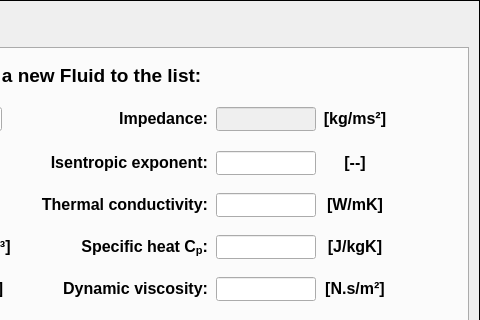
Qt form pulse/uix/user_input/ui/Model/Setup/Acoustic/fluidlnput.ui (open-pulse/OpenPulse) before a commit; both pictures show x 320 to 800 and y 0 to 320 of the 800 by 777 pixel window.
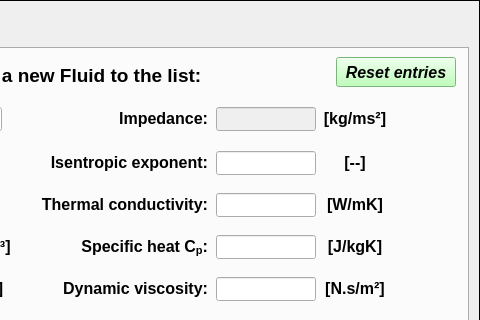
The same form after that commit. Icons and pictures are not drawn.

Commit message: set material/fluid - improvements

```diff
--- a/pulse/uix/user_input/ui/Model/Setup/Acoustic/fluidlnput.ui
+++ b/pulse/uix/user_input/ui/Model/Setup/Acoustic/fluidlnput.ui
@@ -1017,6 +1017,71 @@
        <string>&lt;html&gt;&lt;head/&gt;&lt;body&gt;&lt;p align=&quot;center&quot;&gt;&lt;span style=&quot; font-size:12pt; font-style:normal;&quot;&gt;[--]&lt;/span&gt;&lt;/p&gt;&lt;/body&gt;&lt;/html&gt;</string>
       </property>
      </widget>
+     <widget class="QPushButton" name="pushButton_reset_entries_add_fluid">
+      <property name="enabled">
+       <bool>true</bool>
+      </property>
+      <property name="geometry">
+       <rect>
+        <x>642</x>
+        <y>8</y>
+        <width>120</width>
+        <height>30</height>
+       </rect>
+      </property>
+      <property name="minimumSize">
+       <size>
+        <width>120</width>
+        <height>30</height>
+       </size>
+      </property>
+      <property name="maximumSize">
+       <size>
+        <width>120</width>
+        <height>30</height>
+       </size>
+      </property>
+      <property name="font">
+       <font>
+        <family>Arial</family>
+        <pointsize>12</pointsize>
+        <weight>75</weight>
+        <italic>true</italic>
+        <bold>true</bold>
+        <stylestrategy>PreferDefault</stylestrategy>
+       </font>
+      </property>
+      <property name="cursor">
+       <cursorShape>ArrowCursor</cursorShape>
+      </property>
+      <property name="layoutDirection">
+       <enum>Qt::LeftToRight</enum>
+      </property>
+      <property name="autoFillBackground">
+       <bool>false</bool>
+      </property>
+      <property name="styleSheet">
+       <string notr="true">background-color: rgb(171, 255, 166);</string>
+      </property>
+      <property name="text">
+       <string>Reset entries</string>
+      </property>
+      <property name="shortcut">
+       <string>Shift+A</string>
+      </property>
+      <property name="checkable">
+       <bool>false</bool>
+      </property>
+      <property name="autoDefault">
+       <bool>true</bool>
+      </property>
+      <property name="default">
+       <bool>false</bool>
+      </property>
+      <property name="flat">
+       <bool>false</bool>
+      </property>
+     </widget>
     </widget>
     <widget class="QWidget" name="tab_edit_fluid">
      <attribute name="title">
```
The commit also changes 4 other files.
